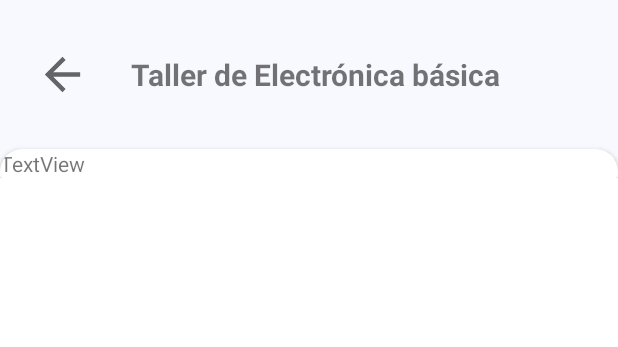
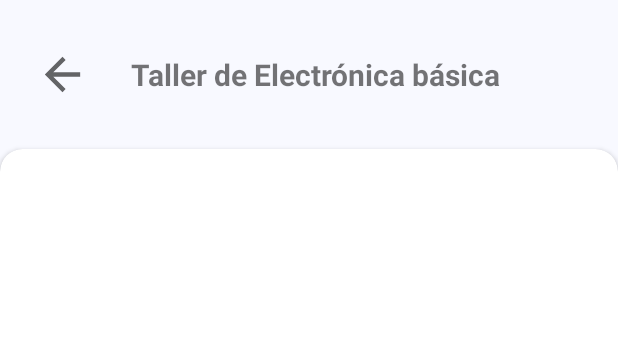
Before and after one commit to Hana897TRX/WomenPlusTechAndroid, an Android app: the layout activity_my_courses_messages.xml on its own in the app's theme, with its tools: preview values and no code run, on a phone screen of 412 x 824 dp. Shown: the top 347 px of the screen. Run offline under Robolectric (Android 15) with nearby library versions, the phone set to English and light mode, and no system bars.

Commit message:
Message is working

```diff
--- a/app/src/main/java/com/hana897trx/womenplustech/Dao/MessageDao.kt
+++ b/app/src/main/java/com/hana897trx/womenplustech/Dao/MessageDao.kt
@@ -11,8 +11,8 @@ interface MessageDao {
     @Insert
     fun InsertMessage(message : Messages)
 
-    @Query("SELECT * FROM Messages WHERE event_id = :event_id")
-    fun getMessage(event_id : String) : List<Messages>
+    @Query("SELECT * FROM Messages WHERE idEvent = :idEvent")
+    fun getMessage(idEvent : String) : List<Messages>
 
     @Delete
     fun deleteMessage(message: Messages)
--- a/app/src/main/java/com/hana897trx/womenplustech/Models/Messages.kt
+++ b/app/src/main/java/com/hana897trx/womenplustech/Models/Messages.kt
@@ -8,7 +8,7 @@ import java.sql.Date
 class Messages (
     @PrimaryKey
     var _id : String,
-    var event_id : String,
+    var idEvent : String,
     var message : String,
     var fecha_envio : Date,
 )
--- a/app/src/main/res/layout/activity_my_courses_messages.xml
+++ b/app/src/main/res/layout/activity_my_courses_messages.xml
@@ -47,21 +47,10 @@
             android:layout_width="match_parent"
             android:layout_height="match_parent">
 
-            <androidx.constraintlayout.widget.ConstraintLayout
+            <androidx.recyclerview.widget.RecyclerView
+                android:id="@+id/rvMessages"
                 android:layout_width="match_parent"
-                android:layout_height="wrap_content">
-
-                <androidx.cardview.widget.CardView
-                    android:layout_width="match_parent"
-                    android:layout_height="wrap_content" >
-
-                    <TextView
-                        android:id="@+id/textView8"
-                        android:layout_width="wrap_content"
-                        android:layout_height="wrap_content"
-                        android:text="TextView" />
-                </androidx.cardview.widget.CardView>
-            </androidx.constraintlayout.widget.ConstraintLayout>
+                android:layout_height="match_parent" />
         </ScrollView>
     </androidx.cardview.widget.CardView>
 </androidx.constraintlayout.widget.ConstraintLayout>
--- a/app/src/main/res/layout/message_layout.xml
+++ b/app/src/main/res/layout/message_layout.xml
@@ -13,7 +13,7 @@
         app:cardCornerRadius="15dp">
 
         <TextView
-            android:id="@+id/textView10"
+            android:id="@+id/txtMessage"
             android:layout_width="match_parent"
             android:layout_height="wrap_content"
             android:padding="8dp"
```
Also changed, not shown: app/src/main/java/com/hana897trx/womenplustech/Adapter/MessageAdapter.kt (added, +54 -0 lines), app/src/main/java/com/hana897trx/womenplustech/Adapter/MyCoursesAdapter.kt (+11 -0 lines), app/src/main/java/com/hana897trx/womenplustech/myCoursesMessages.kt (+47 -1 lines), app/src/main/res/layout/event_my_courses_layout.xml (+5 -4 lines).
